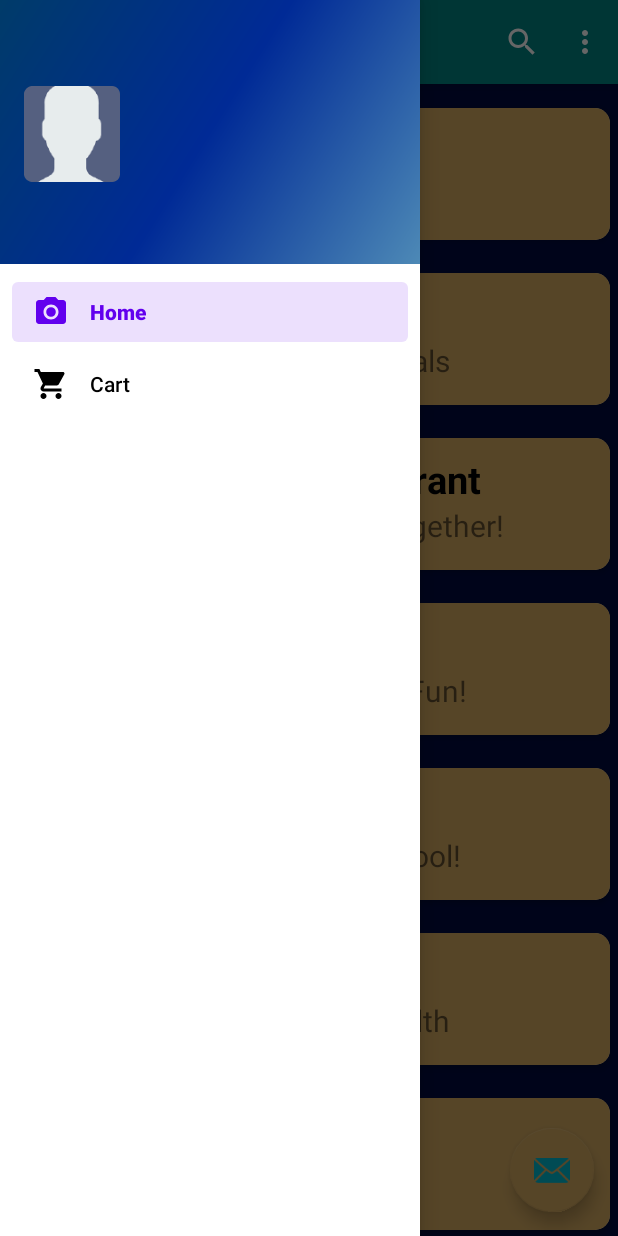
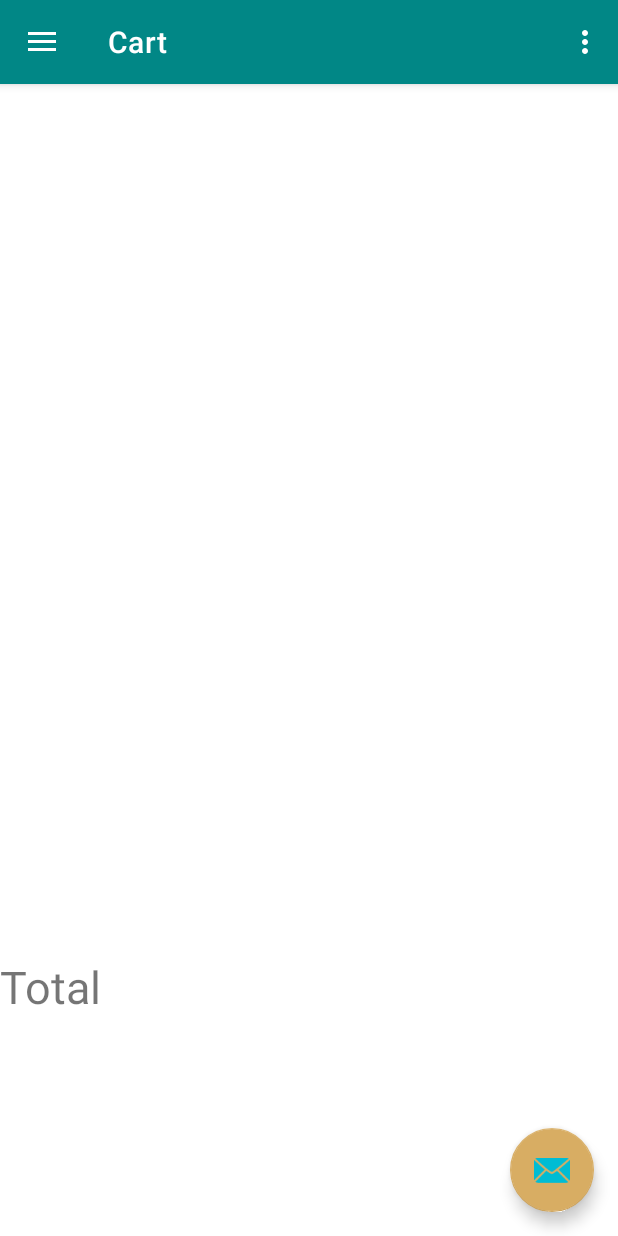
Before and after one commit to Dahiya27/FoodApp, an Android app: the screen it shows after launch once a user with an empty profile is signed in (MainActivity), in the side drawer, after a tap on "Cart", on a phone screen of 412 x 824 dp. Run offline under Robolectric (Android 15) with nearby library versions, the light colour scheme and no system bars; our stand-ins replace Firebase (no records; nobody signed in at launch, a user with empty details on screens opened directly), Picasso, navigation-ui; libraries missing offline, so code that uses them is left out: io.grpc.internal.

Commit message:
updated cart

```diff
--- a/app/src/main/java/com/example/android/foodapp/MainActivity.java
+++ b/app/src/main/java/com/example/android/foodapp/MainActivity.java
@@ -15,6 +15,9 @@ import android.widget.ImageView;
 import android.widget.TextView;
 import android.widget.Toast;
 
+import com.example.android.foodapp.ui.home.HomeFragment;
+import com.example.android.foodapp.ui.home.cartfragment;
+import com.example.android.foodapp.ui.home.viewcart;
 import com.google.android.gms.tasks.OnSuccessListener;
 import com.google.android.material.floatingactionbutton.FloatingActionButton;
 import com.google.android.material.snackbar.Snackbar;
@@ -31,8 +34,11 @@ import com.google.firebase.firestore.FirebaseFirestore;
 import com.squareup.picasso.Picasso;
 
 import androidx.annotation.NonNull;
+import androidx.annotation.Nullable;
 import androidx.core.view.GravityCompat;
+import androidx.customview.widget.Openable;
 import androidx.navigation.NavController;
+import androidx.navigation.NavDestination;
 import androidx.navigation.Navigation;
 import androidx.navigation.ui.AppBarConfiguration;
 import androidx.navigation.ui.NavigationUI;
@@ -40,6 +46,8 @@ import androidx.drawerlayout.widget.DrawerLayout;
 import androidx.appcompat.app.AppCompatActivity;
 import androidx.appcompat.widget.Toolbar;
 import androidx.recyclerview.widget.RecyclerView;
+
+import org.jetbrains.annotations.NotNull;
 
 public class MainActivity extends AppCompatActivity {
 
@@ -51,6 +59,8 @@ public class MainActivity extends AppCompatActivity {
     private String userid;
     private FirebaseAuth mAuth;
     private FirebaseFirestore fstore;
+    DrawerLayout drawer;
+    NavController navController;
 
     @Override
     protected void onCreate(Bundle savedInstanceState) {
@@ -74,7 +84,7 @@ public class MainActivity extends AppCompatActivity {
                         .setAction("Action", null).show();
             }
         });
-        DrawerLayout drawer = findViewById(R.id.drawer_layout);
+         drawer = findViewById(R.id.drawer_layout);
         NavigationView navigationView = findViewById(R.id.nav_view);
         View header=navigationView.getHeaderView(0);
         ImageView navImage=(ImageView)header.findViewById(R.id.nav_imageView);
@@ -99,18 +109,19 @@ public class MainActivity extends AppCompatActivity {
                 }
             }}
         });
-
+navigationView.bringToFront();
         // Passing each menu ID as a set of Ids because each
         // menu should be considered as top level destinations.
         mAppBarConfiguration = new AppBarConfiguration.Builder(
                 R.id.nav_home, R.id.nav_cart)
                 .setDrawerLayout(drawer)
                 .build();
-        NavController navController = Navigation.findNavController(this, R.id.nav_host_fragment);
-        NavigationUI.setupActionBarWithNavController(this, navController, mAppBarConfiguration);
-        NavigationUI.setupWithNavController(navigationView, navController);
-        Log.d(TAG, "updateNavHeader:"+currentUser.getDisplayName());
+        navController = Navigation.findNavController(this, R.id.nav_host_fragment);
+       NavigationUI.setupActionBarWithNavController(this, navController, mAppBarConfiguration);
+       NavigationUI.setupWithNavController(navigationView, navController);
+       Log.d(TAG, "updateNavHeader:"+currentUser.getDisplayName());
         updateNavHeader();
+
     }
 
     @Override
@@ -150,7 +161,6 @@ public class MainActivity extends AppCompatActivity {
         }
         return super.onOptionsItemSelected(item);
     }
-
     @Override
     public boolean onSupportNavigateUp() {
         NavController navController = Navigation.findNavController(this, R.id.nav_host_fragment);
--- a/app/src/main/java/com/example/android/foodapp/StartActivity.java
+++ b/app/src/main/java/com/example/android/foodapp/StartActivity.java
@@ -62,7 +62,7 @@ public class StartActivity extends AppCompatActivity {
                 }
             });
 
-
+fstore.collection("users").document(fauth.getCurrentUser().getUid()).update("total","0");
 
             startActivity(new Intent(StartActivity.this, MainActivity.class).addFlags(Intent.FLAG_ACTIVITY_CLEAR_TASK));
         }
--- /dev/null
+++ b/app/src/main/java/com/example/android/foodapp/ui/home/cartViewModel.java
@@ -0,0 +1,19 @@
+package com.example.android.foodapp.ui.home;
+
+import androidx.lifecycle.LiveData;
+import androidx.lifecycle.MutableLiveData;
+import androidx.lifecycle.ViewModel;
+
+public class cartViewModel extends ViewModel {
+    private MutableLiveData<String> mText;
+
+    public cartViewModel() {
+        mText = new MutableLiveData<>();
+        mText.setValue("This is cart fragment");
+    }
+
+    public LiveData<String> getText() {
+        return mText;
+    }
+
+}
--- /dev/null
+++ b/app/src/main/java/com/example/android/foodapp/ui/home/cartfragment.java
@@ -0,0 +1,86 @@
+package com.example.android.foodapp.ui.home;
+
+import android.content.Context;
+import android.os.Bundle;
+
+import androidx.annotation.Nullable;
+import androidx.fragment.app.Fragment;
+import androidx.lifecycle.ViewModelProvider;
+import androidx.recyclerview.widget.LinearLayoutManager;
+import androidx.recyclerview.widget.RecyclerView;
+
+import android.view.LayoutInflater;
+import android.view.View;
+import android.view.ViewGroup;
+import android.widget.TextView;
+
+import com.example.android.foodapp.R;
+import com.google.android.gms.tasks.OnSuccessListener;
+import com.google.firebase.auth.FirebaseAuth;
+import com.google.firebase.firestore.DocumentSnapshot;
+import com.google.firebase.firestore.EventListener;
+import com.google.firebase.firestore.FirebaseFirestore;
+import com.google.firebase.firestore.FirebaseFirestoreException;
+import com.google.firebase.firestore.QuerySnapshot;
+
+import java.util.ArrayList;
+import java.util.List;
+
+
+public class cartfragment extends Fragment {
+
+private cartViewModel cartViewModel;
+    private FirebaseFirestore fstore;
+    private FirebaseAuth fauth;
+    private String id;
+    private ArrayList<cart> data;
+    private cartadapter cartadapter;
+    private TextView total;
+    Context context;
+    RecyclerView rec;
+
+    @Override
+    public View onCreateView(LayoutInflater inflater, ViewGroup container,
+                             Bundle savedInstanceState) {
+        // Inflate the layout for this
+        cartViewModel = new ViewModelProvider(this).get(cartViewModel.class);
+
+        View v=inflater.inflate(R.layout.fragment_cart,container,false);
+
+        context=getContext();
+        fauth= FirebaseAuth.getInstance();
+        fstore= FirebaseFirestore.getInstance();
+        id=fauth.getCurrentUser().getUid();
+        rec=v.findViewById(R.id.recview);
+        rec.setLayoutManager(new LinearLayoutManager(getContext()));
+
+        data=new ArrayList<>();
+        total=v.findViewById(R.id.total);
+        fstore.collection("users").document(id).addSnapshotListener(new EventListener<DocumentSnapshot>() {
+            @Override
+            public void onEvent(@Nullable @org.jetbrains.annotations.Nullable DocumentSnapshot value, @Nullable @org.jetbrains.annotations.Nullable FirebaseFirestoreException error) {
+                if(value.exists()){
+                    total.setText(value.getString("total"));
+                }
+            }
+        });
+
+        cartadapter=new cartadapter(data,context);
+        fstore.collection("users").document(id).collection("dishes").get().addOnSuccessListener(new OnSuccessListener<QuerySnapshot>() {
+            @Override
+            public void onSuccess(QuerySnapshot queryDocumentSnapshots) {
+                List<DocumentSnapshot> list = queryDocumentSnapshots.getDocuments();
+                for (DocumentSnapshot d : list) {
+                    cart obj = d.toObject(cart.class);
+                    data.add(obj);
+                }
+                rec.setAdapter(cartadapter);
+
+                cartadapter.notifyDataSetChanged();
+            }
+        } );
+
+
+        return v;
+    }
+}
--- a/app/src/main/res/layout/activity_food_menu_per_restro.xml
+++ b/app/src/main/res/layout/activity_food_menu_per_restro.xml
@@ -21,12 +21,13 @@
     <RelativeLayout
         android:layout_width="match_parent"
         android:layout_height="wrap_content">
+
         <Button
             android:layout_height="match_parent"
             android:layout_width="match_parent"
             android:id="@+id/viewcartbutton"
             android:layout_alignParentBottom="true"
             android:text="View Cart"/>
-    </RelativeLayout>
+        </RelativeLayout>
 
 </LinearLayout>
--- /dev/null
+++ b/app/src/main/res/layout/fragment_cart.xml
@@ -0,0 +1,34 @@
+<?xml version="1.0" encoding="utf-8"?>
+<LinearLayout android:layout_width="match_parent"
+    android:layout_height="match_parent"
+    android:orientation="vertical"
+    xmlns:android="http://schemas.android.com/apk/res/android" >
+    <androidx.recyclerview.widget.RecyclerView android:id="@+id/recview"
+        android:layout_width="match_parent"
+        android:layout_weight="4"
+        android:layout_height="wrap_content"
+        xmlns:android="http://schemas.android.com/apk/res/android" />
+    <LinearLayout
+        android:layout_width="match_parent"
+        android:layout_height="wrap_content"
+        android:layout_weight="1"
+        android:orientation="horizontal">
+        <TextView
+            android:layout_width="wrap_content"
+            android:layout_height="wrap_content"
+            android:layout_weight="1"
+            android:textSize="30sp"
+            android:background="@color/common_google_signin_btn_text_dark"
+            android:text="Total"/>
+        <TextView
+            android:layout_width="wrap_content"
+            android:layout_height="wrap_content"
+            android:layout_weight="1"
+            android:id="@+id/total"
+            android:textSize="30sp"
+            android:background="@color/common_google_signin_btn_text_dark" />
+
+
+    </LinearLayout>
+
+</LinearLayout>
--- a/app/src/main/res/navigation/mobile_navigation.xml
+++ b/app/src/main/res/navigation/mobile_navigation.xml
@@ -13,8 +13,8 @@
 
     <fragment
         android:id="@+id/nav_cart"
-        android:name="com.example.android.foodapp.ui.Cart"
+        android:name="com.example.android.foodapp.ui.home.cartfragment"
         android:label="Cart"
-        tools:layout="@layout/cart_fragment" />
+        tools:layout="@layout/fragment_cart" />
 
 </navigation>
```
Also changed, not shown: app/src/main/java/com/example/android/foodapp/food_menu_per_restro.java (+6 -1 lines).
